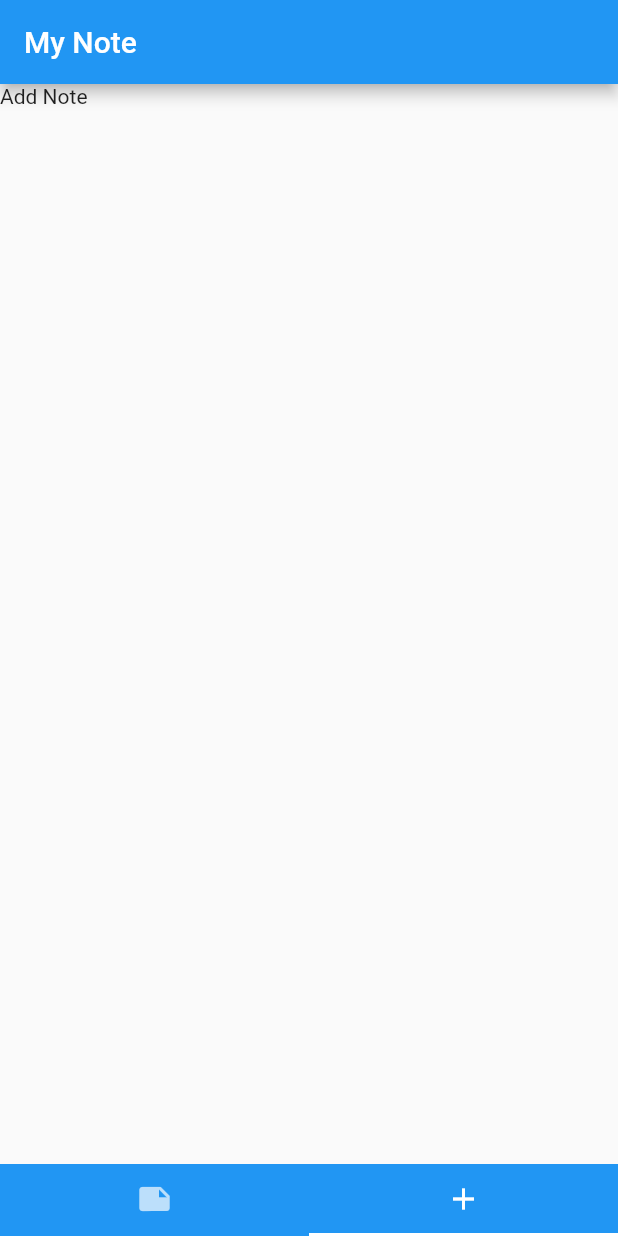
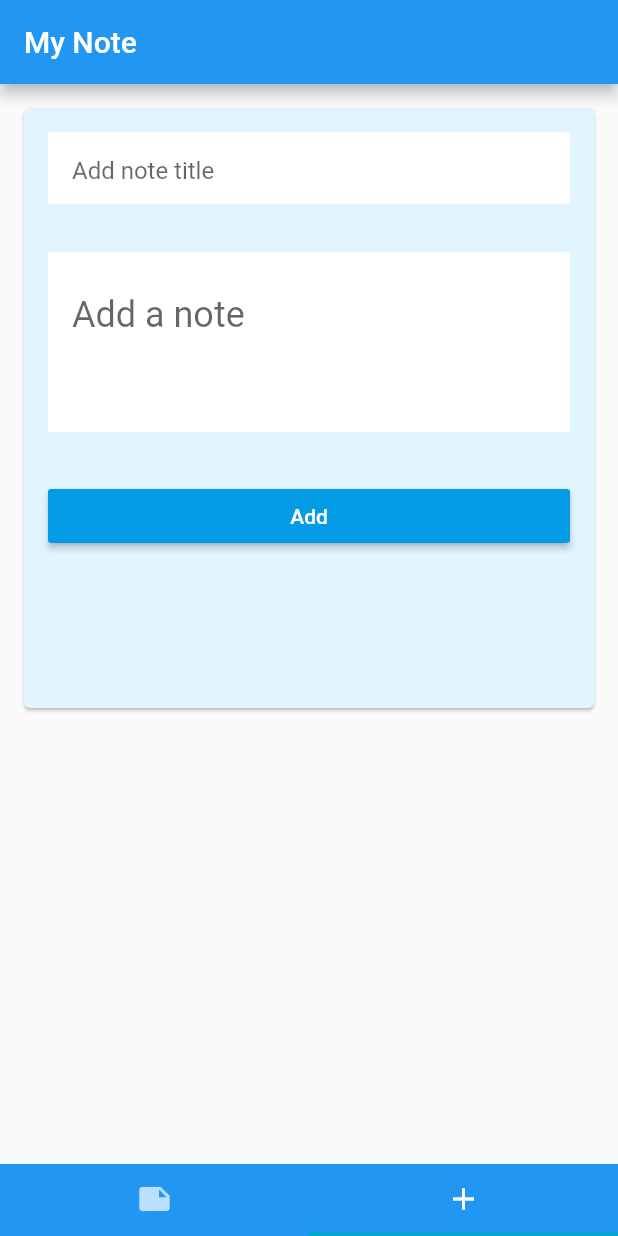
Before and after one commit to hananAlaskar/notes, a Flutter app: the screen it shows after launch, tab 2 chosen, on a phone screen of 412 x 824 dp. Run offline on Flutter 3.47's test engine with Material 2 defaults, Android fonts, the phone set to English and light mode, and no system bars; our stand-ins replace sqflite; accounts and stored records are empty; Roboto replaces fonts that are missing (Georgia).

Commit message:
create add a new note

```diff
--- a/lib/main.dart
+++ b/lib/main.dart
@@ -10,11 +10,30 @@ class MyApp extends StatelessWidget {
   Widget build(BuildContext context) {
     return MaterialApp(
       title: 'My Note',
-      theme: ThemeData(
-        primarySwatch: Colors.blue,
-      ),
+      theme: getThemeData(),
       home: MyHome(),
 
     );
   }
+
+  getThemeData(){
+
+    return ThemeData(
+      brightness: Brightness.light,
+      primaryColor: Colors.lightBlue[800],
+      accentColor: Colors.cyan[600],
+      buttonColor: Colors.lightBlue[600],
+      textSelectionColor: Colors.lightBlue[200],
+      cardColor: Colors.lightBlue[50],
+
+      fontFamily: 'Georgia',
+
+      textTheme: TextTheme(
+        headline: TextStyle(fontSize: 72.0, fontWeight: FontWeight.bold),
+        title: TextStyle(fontSize: 36.0, fontStyle: FontStyle.italic),
+        body1: TextStyle(fontSize: 14.0, fontFamily: 'Hind'),
+      ),
+    );
+
+  }
 }
--- /dev/null
+++ b/lib/pages/AddNotePage.dart
@@ -0,0 +1,148 @@
+import 'dart:io';
+import 'package:flutter/material.dart';
+import 'package:notes_app/model/Note.dart';
+import 'package:notes_app/model/database_helper.dart';
+
+class AddNotePage extends StatefulWidget {
+  AddNotePage({Key key}) : super(key: key);
+
+  @override
+  _AddNotePageState createState() => _AddNotePageState();
+}
+
+class _AddNotePageState extends State<AddNotePage> {
+
+  final addNoteInputController = TextEditingController();
+  final addNoteTitleInputController = TextEditingController();
+
+  DatabaseHelper helper = DatabaseHelper();
+  int count = 0;
+
+  File imageURI;
+
+  @override
+  void initState() {
+    super.initState();
+  }
+
+  @override
+  Widget build(BuildContext context) {
+    return Scaffold(
+      body: addNoteContainer(),
+    );
+  }
+
+  LayoutBuilder addNoteContainer() {
+    return LayoutBuilder(
+        builder: (BuildContext context, BoxConstraints viewportConstraints) {
+      return SingleChildScrollView(
+          child: Card(
+            margin: EdgeInsets.all(16.0),
+            child:  Container(
+              height: 400,
+              child: Column(
+                children: <Widget>[
+                  getAddNoteTitleInputTextContainer(),
+                  getAddNoteContainInputTextContainer(),
+                  addNoteButtonContainer(),
+                ],
+              ),
+            ),
+          ));
+
+    });
+  }
+
+
+  Container getAddNoteTitleInputTextContainer(){
+
+    return  getAddNoteInputTextContainer(
+        'Add note title', 16.0, 1.5, addNoteTitleInputController, 1);
+  }
+
+  Container getAddNoteContainInputTextContainer(){
+
+    return  getAddNoteInputTextContainer(
+        'Add a note', 24.0, 2.0, addNoteInputController, 2);
+  }
+
+
+
+  Container getAddNoteInputTextContainer(
+      hint, fontSize, fontHeight, inputController, maxLines) {
+    final Size screenSize = MediaQuery.of(context).size;
+
+    return Container(
+        color: Colors.white,
+        margin: EdgeInsets.all(16.0),
+        padding: EdgeInsets.only(left: 16.0, right: 16.0),
+        width: screenSize.width,
+        child: getInputTextField(maxLines, fontSize, fontHeight, hint, inputController),
+       );
+  }
+
+
+
+  TextField getInputTextField(maxLines, fontSize, fontHeight, hint, inputController) {
+    return TextField(
+      maxLines: maxLines,
+      style: new TextStyle(
+          fontSize: fontSize, height: fontHeight,
+          color: Colors.black
+      ),
+      decoration: getInputDecoration(hint),
+      controller: inputController,
+    );
+  }
+
+  InputDecoration getInputDecoration(hint) {
+    return InputDecoration(border: InputBorder.none, hintText: hint);
+  }
+
+
+  Container addNoteButtonContainer() {
+    final Size screenSize = MediaQuery.of(context).size;
+
+    return Container(
+      width: screenSize.width,
+      margin: EdgeInsets.all(16.0),
+      child: getAddNoteButton(),
+    );
+  }
+
+  RaisedButton getAddNoteButton() {
+    return  RaisedButton(
+      child: getAddNoteButtonText(),
+      onPressed: _addNote,
+    );
+  }
+
+  Text getAddNoteButtonText(){
+    return Text('Add', style: new TextStyle(color: Colors.white),);
+  }
+
+  void _addNote() async {
+
+    await helper.insertNote(createNote());
+    clearAddNoteInput();
+
+  }
+
+  Note createNote() {
+    return new Note(
+        addNoteTitleInputController.text, addNoteInputController.text);
+  }
+
+
+  void clearAddNoteInput() {
+
+    addNoteInputController.text = '';
+    addNoteTitleInputController.text = '';
+  }
+
+
+
+
+
+
+}
--- a/lib/pages/HomePage.dart
+++ b/lib/pages/HomePage.dart
@@ -1,4 +1,5 @@
 import 'package:flutter/material.dart';
+import 'package:notes_app/pages/AddNotePage.dart';
 import 'package:notes_app/pages/NoteListPage.dart';
 
 
@@ -34,29 +35,29 @@ class MyHomeState extends State<MyHome> with SingleTickerProviderStateMixin {
     );
   }
 
-  getHomeAppBar() {
+  AppBar getHomeAppBar() {
     return AppBar(
       title: Text("My Note"),
       backgroundColor: _color,
     );
   }
 
-  getHomeTabBarView() {
+  TabBarView getHomeTabBarView() {
     return TabBarView(
       children: getHomeTabBarItems(),
       controller: _homeTabController,
     );
   }
 
-  getHomeTabBarItems() {
-    return <Widget>[NoteListPage(), Text("Add Note")];
+   getHomeTabBarItems() {
+    return <Widget>[NoteListPage(), AddNotePage()];
   }
 
-  getHomeBottomNavigationBar() {
+  Material getHomeBottomNavigationBar() {
     return Material(color: _color, child: getHomeTabBar());
   }
 
-  getHomeTabBar() {
+  TabBar getHomeTabBar() {
     return TabBar(
       tabs: <Tab>[
         Tab(
--- a/lib/pages/NoteListPage.dart
+++ b/lib/pages/NoteListPage.dart
@@ -64,7 +64,7 @@ class _NoteListPageState extends State<NoteListPage> {
     );
   }
 
-  getTitle(index) {
+  Flexible getTitle(index) {
     return Flexible(
         fit: FlexFit.tight,
         flex: 1,
@@ -81,7 +81,7 @@ class _NoteListPageState extends State<NoteListPage> {
             )));
   }
 
-  getNote(index) {
+  Flexible getNote(index) {
     return Flexible(
         fit: FlexFit.tight,
         flex: 1,
```
